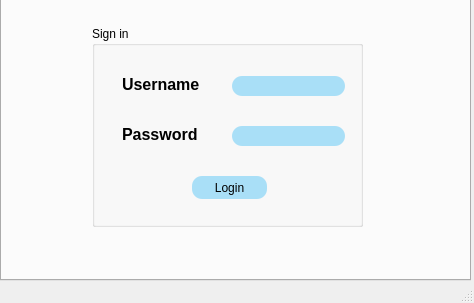
Old version of the form mainwindow.ui in the repository azizgarba/Smart_Dry_Cleaner_2A2.
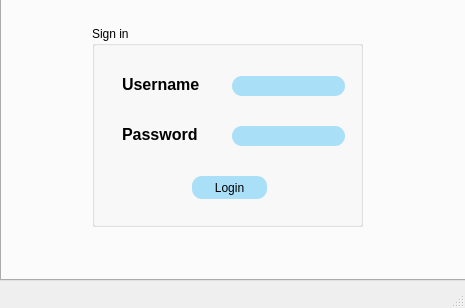
New version of the form. Icons and pictures are not drawn.

Diff of the .ui file:
```diff
--- a/mainwindow.ui
+++ b/mainwindow.ui
@@ -6,8 +6,8 @@
    <rect>
     <x>0</x>
     <y>0</y>
-    <width>474</width>
-    <height>303</height>
+    <width>465</width>
+    <height>308</height>
    </rect>
   </property>
   <property name="windowTitle">
@@ -35,6 +35,10 @@
      <number>0</number>
     </property>
     <widget class="QWidget" name="tab">
+     <property name="styleSheet">
+      <string notr="true">#tab{
+background-image:url(C:\Users\ASUS\Downloads\background.png);}</string>
+     </property>
      <attribute name="title">
       <string>Tab 1</string>
      </attribute>
```
Left out of the diff: 2 changed lines with no effect on the pictures.
